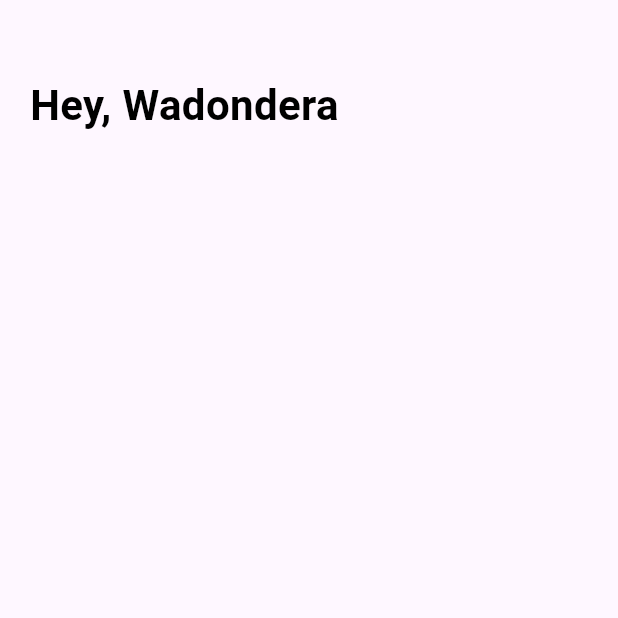
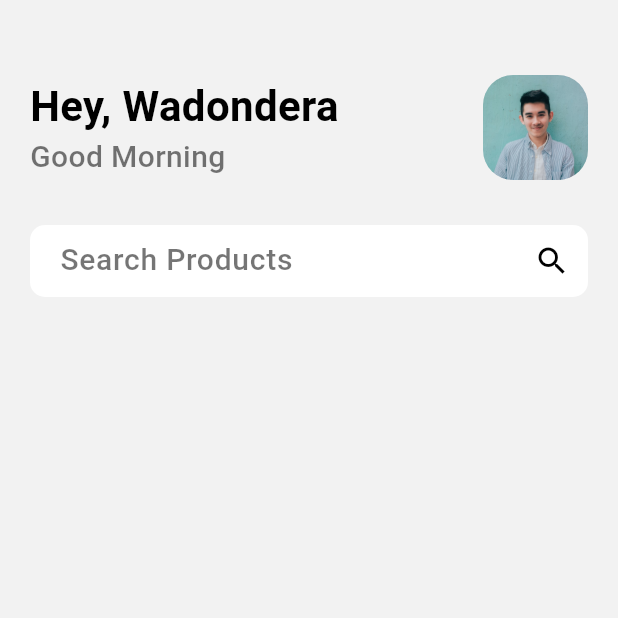
Before and after one commit to Wadonderah/ecommerce-app, a Flutter app: the screen it shows after launch, on a phone screen of 412 x 824 dp, the top half of it. Run offline on Flutter 3.47's test engine with Material 3 defaults, Android fonts, the phone set to English and light mode, and no system bars.

Commit message:
commit 2

```diff
--- a/lib/pages/home.dart
+++ b/lib/pages/home.dart
@@ -1,3 +1,4 @@
+import 'package:ecommerce_app/widget/support_widget.dart';
 import 'package:flutter/material.dart';
 
 class Home extends StatefulWidget {
@@ -11,17 +12,57 @@ class _HomeState extends State<Home> {
   @override
   Widget build(BuildContext context) {
     return Scaffold(
+      backgroundColor: Color(0xfff2f2f2),
       body: Container(
-        margin: EdgeInsets.only(top: 50.0, left: 20.0),
+        margin: EdgeInsets.only(top: 50.0, left: 20.0, right: 20.0),
         child: Column(
+          crossAxisAlignment: CrossAxisAlignment.start,
           children: [
-            Text(
-              "Hey, Wadondera",
-              style: TextStyle(
-                  color: Colors.black,
-                  fontSize: 28.0,
-                  fontWeight: FontWeight.bold),
-            )
+            Row(
+              mainAxisAlignment: MainAxisAlignment.spaceBetween,
+              children: [
+                Column(
+                  crossAxisAlignment: CrossAxisAlignment.start,
+                  children: [
+                    Text("Hey, Wadondera",
+                        style: AppWidget.boldTextFieldStyle()),
+                    Text(
+                      "Good Morning",
+                      style: AppWidget.lightTextFieldStyle(),
+                    ),
+                  ],
+                ),
+                ClipRRect(
+                  borderRadius: BorderRadius.circular(20),
+                  child: Image.asset(
+                    "images/boy.jpg",
+                    height: 70,
+                    width: 70,
+                    fit: BoxFit.cover,
+                  ),
+                ),
+              ],
+            ),
+            SizedBox(
+              height: 30.0,
+            ),
+            // ignore: sized_box_for_whitespace
+            Container(
+                padding: EdgeInsets.only(left: 20.0),
+                decoration: BoxDecoration(
+                    color: Colors.white,
+                    borderRadius: BorderRadius.circular(10)),
+                width: MediaQuery.of(context).size.width,
+                child: TextField(
+                  decoration: InputDecoration(
+                      border: InputBorder.none,
+                      hintText: "Search Products",
+                      hintStyle: AppWidget.lightTextFieldStyle(),
+                      suffixIcon: Icon(
+                        Icons.search,
+                        color: Colors.black,
+                      )),
+                ))
           ],
         ),
       ),
--- a/lib/widget/support_widget.dart
+++ b/lib/widget/support_widget.dart
@@ -0,0 +1,19 @@
+import 'package:flutter/material.dart';
+
+class AppWidget {
+  static TextStyle boldTextFieldStyle() {
+    return TextStyle(
+      color: Colors.black,
+      fontSize: 28.0,
+      fontWeight: FontWeight.bold,
+    );
+  }
+
+  static TextStyle lightTextFieldStyle() {
+    return TextStyle(
+      color: Colors.black54,
+      fontSize: 20.0,
+      fontWeight: FontWeight.w500,
+    );
+  }
+}
```
